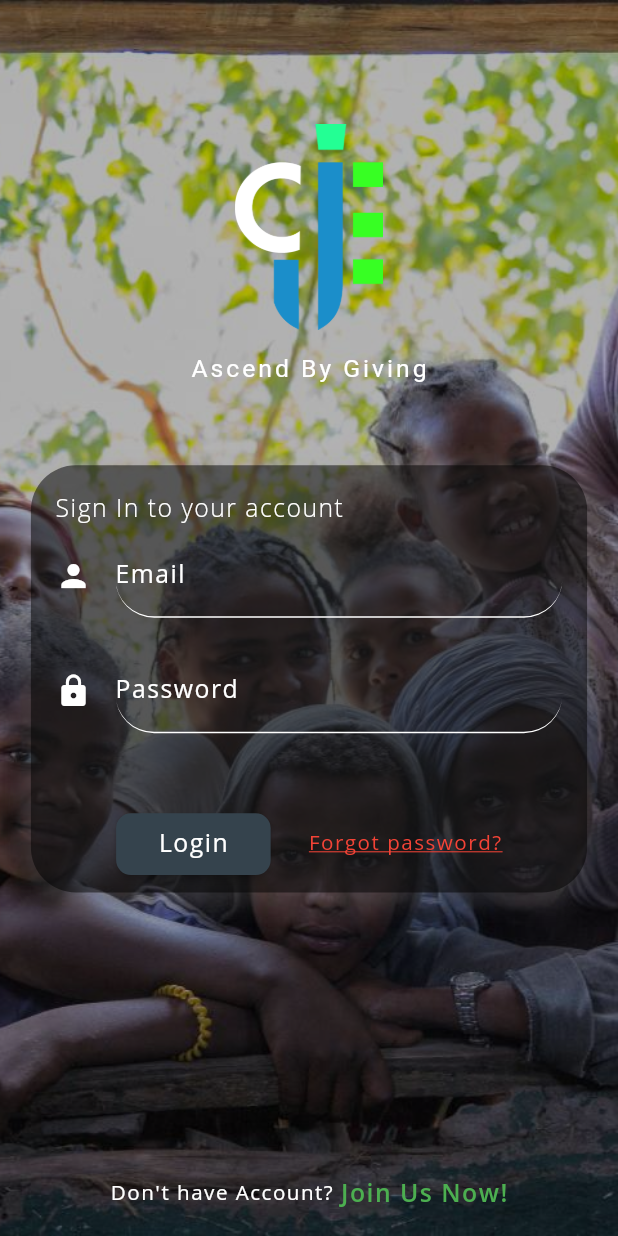
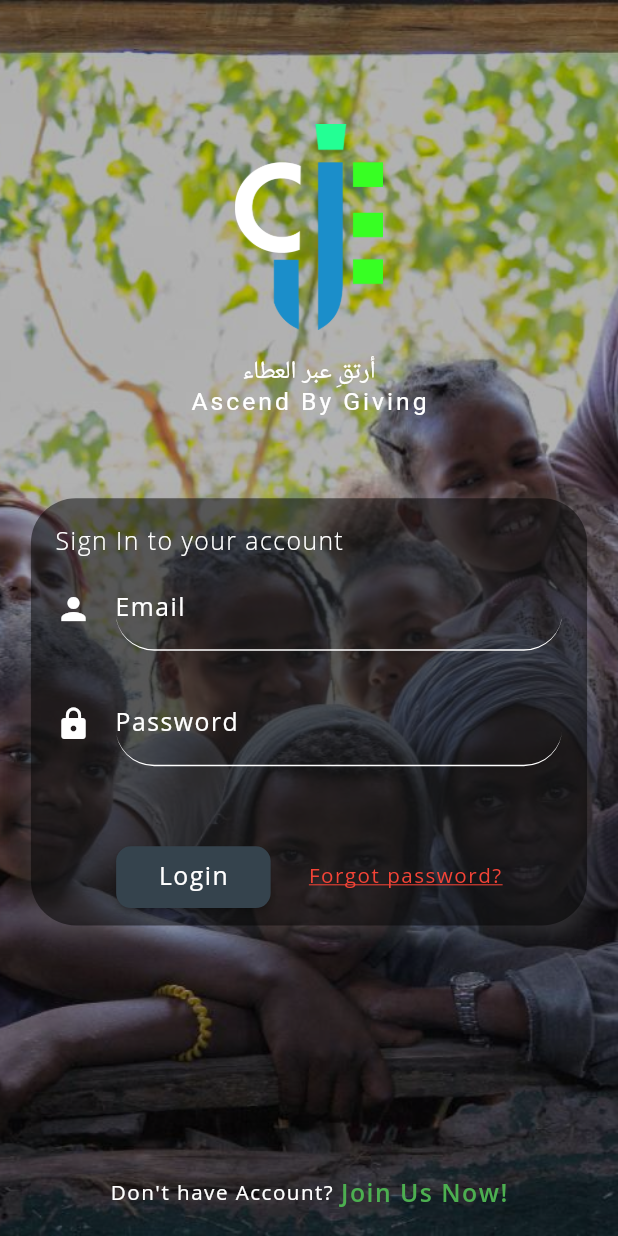
Before and after one commit to Ogive23/Ahed, a Flutter app: the LoginScreen screen opened by its route, on a phone screen of 412 x 824 dp. Run offline on Flutter 3.47's test engine with Material 2 defaults, Android fonts, the light colour scheme and no system bars; our stand-ins replace animated_text_kit, carousel_slider, cloud_firestore, cool_alert, dio, firebase_core and 8 more; accounts and stored records are empty; network calls fail; statements that could not run were skipped.

Commit message:
Update login page UI

```diff
--- a/lib/Screens/RegistrationScreens/login_screen.dart
+++ b/lib/Screens/RegistrationScreens/login_screen.dart
@@ -86,18 +86,23 @@ class _LoginScreenState extends State<LoginScreen> {
                         ),
                       ),
                     )),
-                AnimatedDefaultTextStyle(
-                  child: Text(
-                    'Ascend By Giving',
-                  ),
+                Text(
+                    'أرتقِ عبر العطاء',
                   style: TextStyle(
                     color: Colors.white,
                     fontSize: appTheme.mediumTextSize(context),
                     fontWeight: FontWeight.w400,
                     letterSpacing: 2.0,
                   ),
-                  duration: Duration(seconds: 1),
-                  curve: ElasticInCurve(4),
+                ),
+                Text(
+                  'Ascend By Giving',
+                  style: TextStyle(
+                    color: Colors.white,
+                    fontSize: appTheme.mediumTextSize(context),
+                    fontWeight: FontWeight.w400,
+                    letterSpacing: 2.0,
+                  ),
                 ),
                 Container(
                   margin:
```
